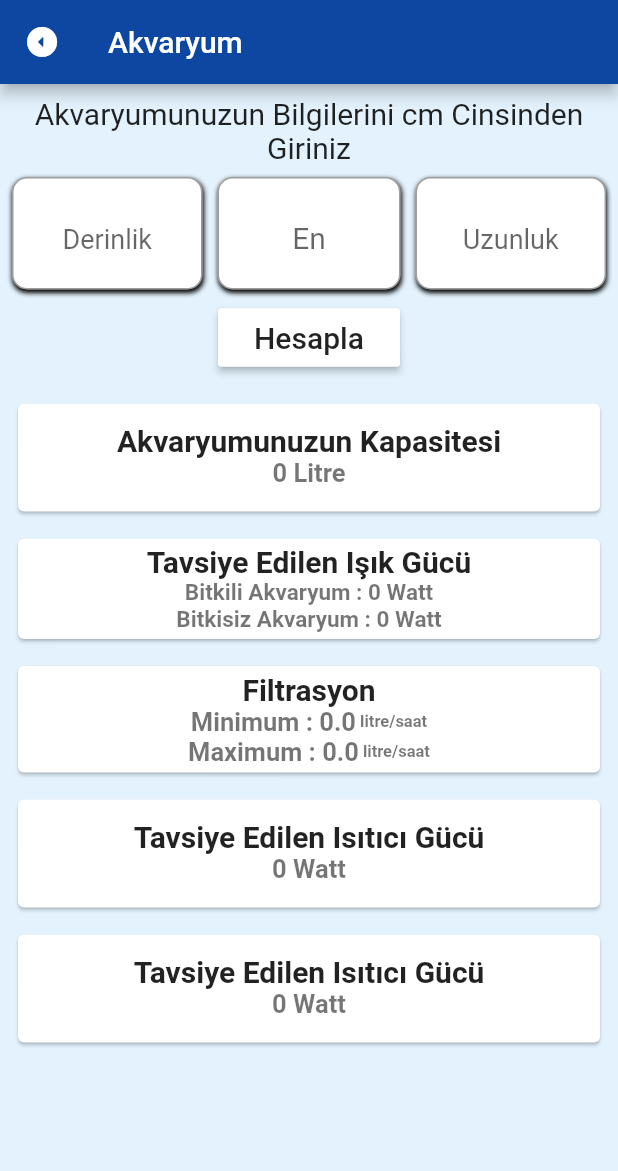
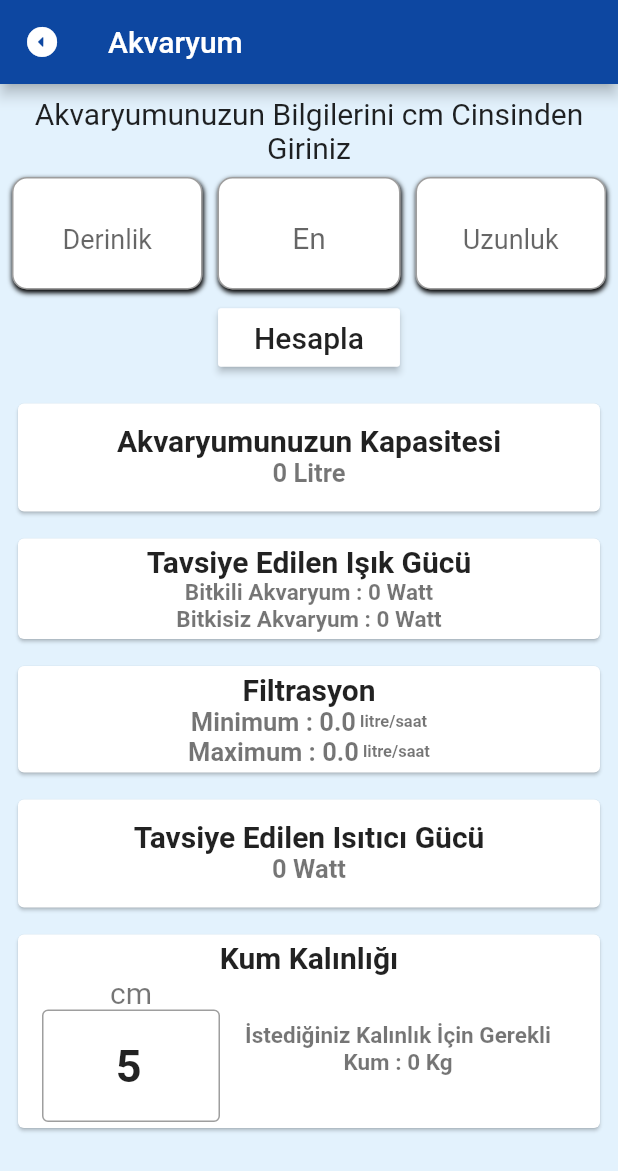
Before and after one commit to batuhansavas-yilmaz/topluhesaplayici, a Flutter app: the Aquarium screen opened directly, on a phone screen of 412 x 824 dp. Shown: the top 1171 px of the screen. Run offline on Flutter 3.47's test engine with Material 2 defaults, Android fonts, the phone set to English and light mode, and no system bars; our stand-ins replace device_preview.

Commit message:
"son hal alındı.  "

```diff
--- a/lib/akvaryum.dart
+++ b/lib/akvaryum.dart
@@ -13,6 +13,7 @@ class _AquariumState extends State<Aquarium> {
   TextEditingController en_ = TextEditingController(text: "");
   TextEditingController derinlik_ = TextEditingController(text: "");
   TextEditingController uzunluk_ = TextEditingController(text: "");
+  TextEditingController kumCm = TextEditingController(text: "5");
   double en = 0.00;
   double derinlik = 0.00;
   double uzunluk = 0.00;
@@ -20,6 +21,9 @@ class _AquariumState extends State<Aquarium> {
   double bitkisiz = 0.00, bitkili = 0.00;
   double filtrasyonMin = 0.00, filtrasyonMax = 0.00;
   double isitici = 0.00;
+  double kum = 0.00;
+  double kumCm_ = 5.00;
+  double kumKg = 0.00;
 
   @override
   Widget build(BuildContext context) {
@@ -172,12 +176,15 @@ class _AquariumState extends State<Aquarium> {
                       uzunluk = double.parse(uzunluk_.text);
                       en = double.parse(en_.text);
                       derinlik = double.parse(derinlik_.text);
+                      kumCm_ = double.parse(kumCm.text);
                       sonuc = (uzunluk * en * derinlik) / 1000;
                       bitkisiz = sonuc * 0.25;
                       bitkili = sonuc * 0.50;
                       filtrasyonMin = sonuc * 2.50;
                       filtrasyonMax = sonuc * 4.75;
                       isitici = sonuc * 0.6667;
+                      kum = sonuc * 0.025;
+                      kumKg = kum * kumCm_;
                     });
                   },
                 ),
@@ -299,31 +306,61 @@ class _AquariumState extends State<Aquarium> {
                     title: Text(
                       "Tavsiye Edilen Isıtıcı Gücü",
                       style:
-                      TextStyle(fontSize: 20, fontWeight: FontWeight.bold),
+                          TextStyle(fontSize: 20, fontWeight: FontWeight.bold),
                       textAlign: TextAlign.center,
                     ),
                     subtitle: Text(
                       "${isitici.toStringAsFixed(0)} Watt",
                       style:
-                      TextStyle(fontSize: 17, fontWeight: FontWeight.bold),
+                          TextStyle(fontSize: 17, fontWeight: FontWeight.bold),
                       textAlign: TextAlign.center,
                     ),
                   ),
-                ),SizedBox(
+                ),
+                SizedBox(
                   height: 10,
-                ),Card(
+                ),
+                Card(
                   child: ListTile(
                     title: Text(
-                      "Tavsiye Edilen Isıtıcı Gücü",
+                      "Kum Kalınlığı",
                       style:
-                      TextStyle(fontSize: 20, fontWeight: FontWeight.bold),
+                          TextStyle(fontSize: 20, fontWeight: FontWeight.bold),
                       textAlign: TextAlign.center,
                     ),
-                    subtitle: Text(
-                      "${isitici.toStringAsFixed(0)} Watt",
-                      style:
-                      TextStyle(fontSize: 17, fontWeight: FontWeight.bold),
-                      textAlign: TextAlign.center,
+                    subtitle: Row(
+                      children: [
+                        Expanded(
+                          child: Column(
+                            children: [
+                              Text("cm",style:TextStyle(fontSize:20)),
+
+                              TextField(
+                                style: TextStyle(
+                                  fontSize: 30,
+                                  fontWeight: FontWeight.bold,
+                                ),
+                                textAlign: TextAlign.center,
+                                keyboardType: TextInputType.numberWithOptions(
+                                    decimal: true),
+                                controller: kumCm,
+                                decoration: InputDecoration(
+                                  border: OutlineInputBorder(),
+                                ),
+                              ),
+                            ],
+                          ),
+                        ),
+                        Expanded(
+                          flex: 2,
+                          child: Text(
+                            "İstediğiniz Kalınlık İçin Gerekli Kum : ${kumKg.toStringAsFixed(0)} Kg",
+                            style: TextStyle(
+                                fontSize: 15, fontWeight: FontWeight.bold),
+                            textAlign: TextAlign.center,
+                          ),
+                        ),
+                      ],
                     ),
                   ),
                 ),
```
Also changed, not shown: lib/kdvHesaplayicisi.dart (+8 -2 lines), lib/main.dart (+8 -11 lines), assets/loading.png.
